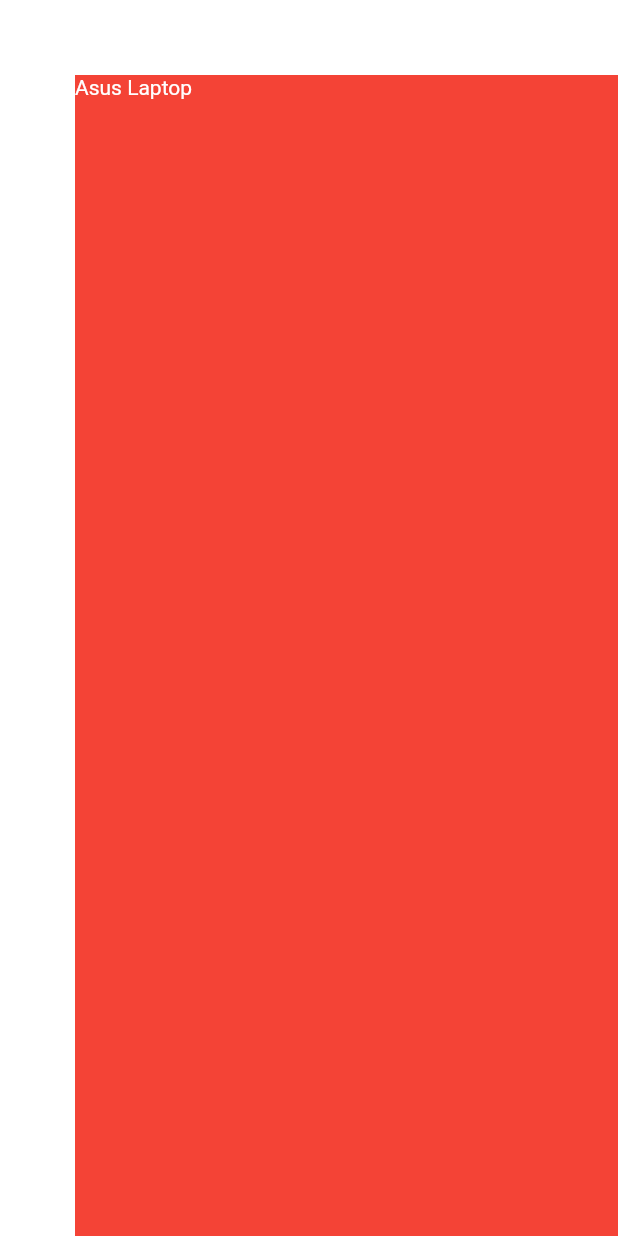
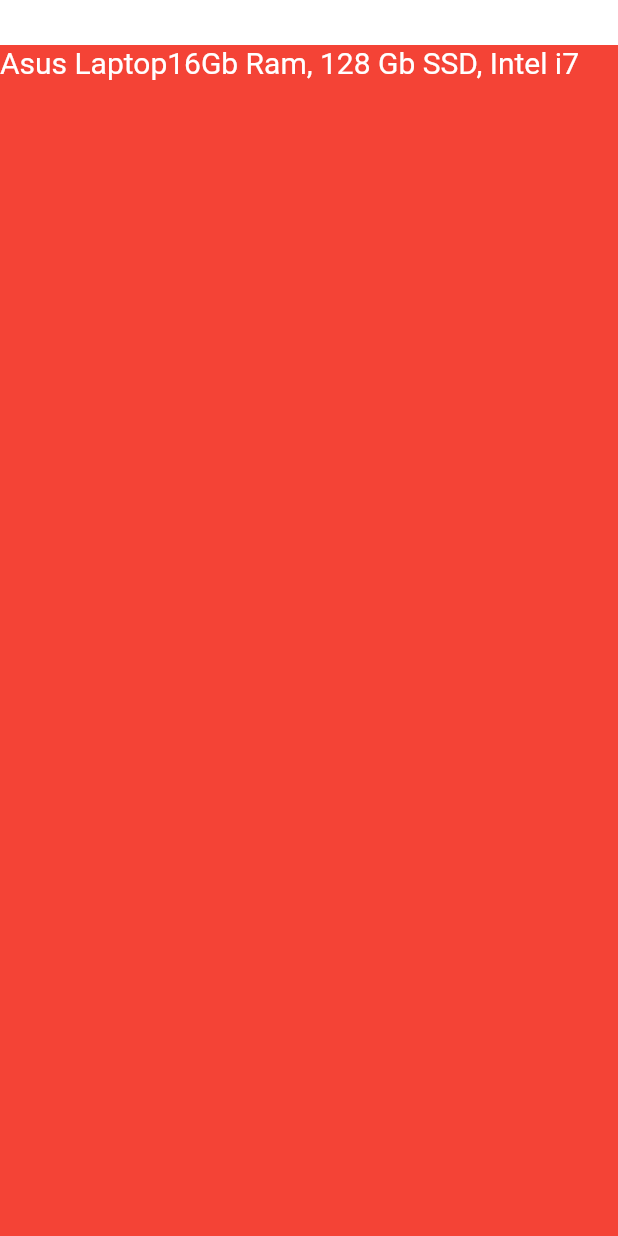
Before and after one commit to ekremsaydam/flutter, a Flutter app: the screen it shows after launch, on a phone screen of 412 x 824 dp. Run offline on Flutter 3.47's test engine with Material 2 defaults, Android fonts, the phone set to English and light mode, and no system bars.

Commit message:
Row, Expanded

```diff
--- a/shop/lib/screens/home.dart
+++ b/shop/lib/screens/home.dart
@@ -6,11 +6,24 @@ class Home extends StatelessWidget {
     return Center(
         child: Container(
       alignment: Alignment.topLeft,
-      margin: EdgeInsets.only(left: 50.0,top: 50.0),
+      //margin: EdgeInsets.only(left: 50.0, top: 50.0),
+      margin: EdgeInsets.only(top: 30.0),
       color: Colors.red,
-      child: Text(
-        "Asus Laptop",
+      child: Row(
         textDirection: TextDirection.ltr,
+        children: <Widget>[
+          Text(
+            "Asus Laptop",
+            textDirection: TextDirection.ltr,
+            style: TextStyle(fontSize: 20.0),
+          ),
+          Expanded(
+              child: Text(
+            "16Gb Ram, 128 Gb SSD, Intel i7",
+            textDirection: TextDirection.ltr,
+            style: TextStyle(fontSize: 20.0),
+          )),
+        ],
       ),
     ));
   }
```
